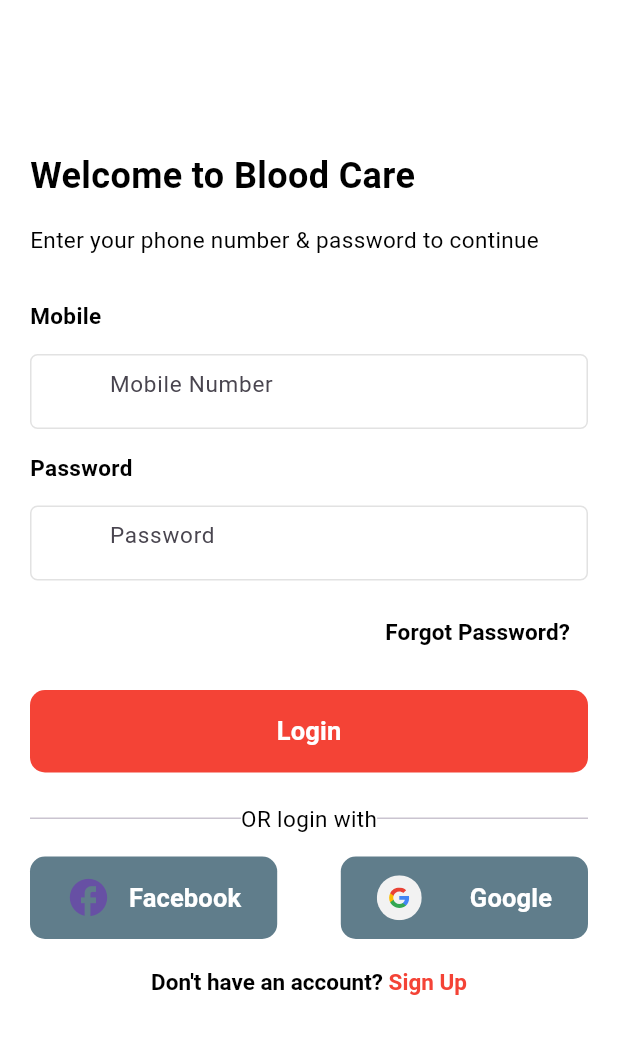
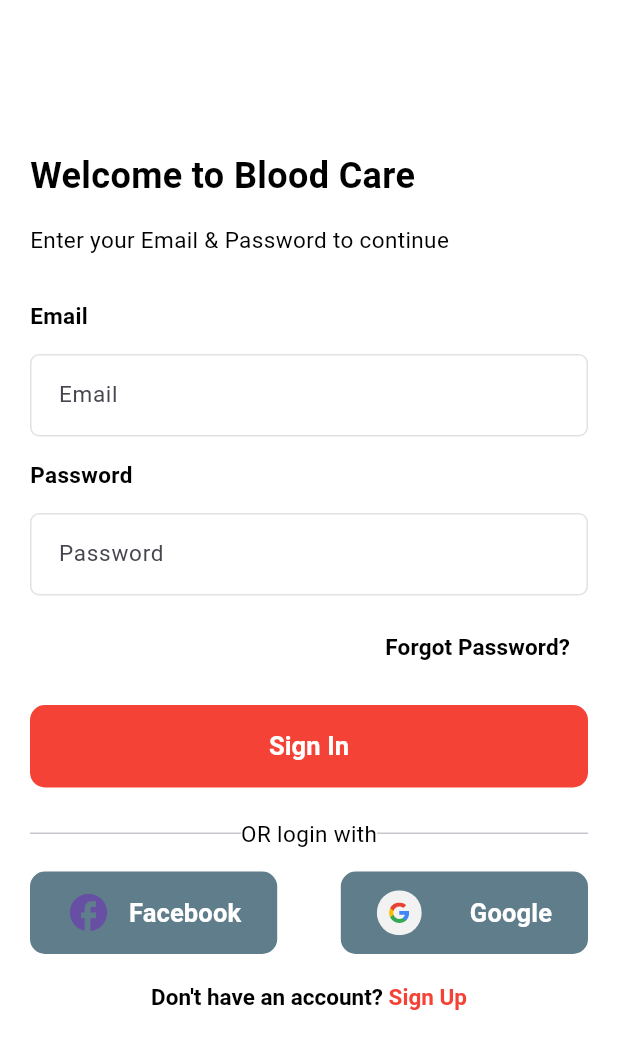
Before and after one commit to ShahidC0de/Blood-Donating-App, a Flutter app: the LoginScreen screen opened directly, on a phone screen of 412 x 824 dp. Shown: the top 1049 px of the screen. Run offline on Flutter 3.47's test engine with Material 3 defaults, Android fonts, the phone set to English and light mode, and no system bars; our stand-ins replace dotted_border, firebase_auth, firebase_core, flutter_dotenv, flutter_riverpod, flutter_svg and 1 more; accounts and stored records are empty; generated files the repository leaves out were written again; network calls fail.

Commit message:
user registration and login is done through firebase

```diff
--- /dev/null
+++ b/lib/features/auth/domain/models/auth_user_model.dart
@@ -0,0 +1,7 @@
+class AuthUser {
+  final String? uid;
+  final String email;
+  final bool isEmailVerified;
+
+  AuthUser({this.uid, required this.email, required this.isEmailVerified});
+}
--- a/lib/features/auth/presentation/screens/forgot_password.dart
+++ b/lib/features/auth/presentation/screens/forgot_password.dart
@@ -14,6 +14,8 @@ class ForgotPassword extends StatefulWidget {
 }
 
 class _ForgotPasswordState extends State<ForgotPassword> {
+  final TextEditingController emailController = TextEditingController();
+
   @override
   Widget build(BuildContext context) {
     return Scaffold(
@@ -33,7 +35,7 @@ class _ForgotPasswordState extends State<ForgotPassword> {
             Text('Mobile Number', style: AppPallete.subHeadingText),
             const SizedBox(height: 10),
 
-            Customfield(hintText: 'Mobile Number'),
+            Customfield(hintText: 'Mobile Number', controller: emailController),
             Spacer(),
             AuthButton(
               onpressed: () {
--- a/lib/features/auth/presentation/screens/login_screen.dart
+++ b/lib/features/auth/presentation/screens/login_screen.dart
@@ -1,18 +1,48 @@
+import 'package:blood_dontating_app/core/utils/snackbar.dart';
+import 'package:blood_dontating_app/features/auth/presentation/notifiers/auth_notifier.dart';
 import 'package:blood_dontating_app/features/auth/presentation/screens/forgot_password.dart';
 import 'package:blood_dontating_app/features/auth/presentation/screens/registration_screen.dart';
 import 'package:blood_dontating_app/features/auth/presentation/widgets/customfield.dart';
 import 'package:blood_dontating_app/features/auth/presentation/widgets/login_button.dart';
 import 'package:blood_dontating_app/features/auth/presentation/widgets/login_icon_button.dart';
+import 'package:blood_dontating_app/features/home/presentation/screens/home_screen.dart';
 import 'package:flutter/gestures.dart';
 import 'package:flutter/material.dart';
+import 'package:flutter_riverpod/flutter_riverpod.dart';
 
-class LoginScreen extends StatelessWidget {
+class LoginScreen extends ConsumerStatefulWidget {
   static route() =>
       MaterialPageRoute(builder: (context) => const LoginScreen());
   const LoginScreen({super.key});
 
   @override
+  ConsumerState<LoginScreen> createState() => _LoginScreenState();
+}
+
+class _LoginScreenState extends ConsumerState<LoginScreen> {
+  final TextEditingController emailController = TextEditingController();
+  final TextEditingController passwordController = TextEditingController();
+  @override
+  void dispose() {
+    emailController.dispose();
+    passwordController.dispose();
+    super.dispose();
+  }
+
+  @override
   Widget build(BuildContext context) {
+    final authState = ref.watch(authNotifierProvider);
+    ref.listen(authNotifierProvider, (prev, next) {
+      next.whenOrNull(
+        error: (error, _) {
+          AppSnackBar.showError(context, error.toString());
+        },
+        data: (user) {
+          Navigator.pushReplacement(context, HomeScreen.route());
+        },
+      );
+    });
+    final _formKey = GlobalKey<FormState>();
     return Scaffold(
       body: Padding(
         padding: const EdgeInsets.only(
@@ -21,6 +51,8 @@ class LoginScreen extends StatelessWidget {
           right: 20,
           bottom: 20,
         ),
+        child: Form(
+          key: _formKey,
           child: Column(
             mainAxisAlignment: MainAxisAlignment.start,
             crossAxisAlignment: CrossAxisAlignment.start,
@@ -36,12 +68,12 @@ class LoginScreen extends StatelessWidget {
               const SizedBox(height: 15),
 
               Text(
-              'Enter your phone number & password to continue',
+                'Enter your Email & Password to continue',
                 style: TextStyle(color: Colors.black, fontSize: 15),
               ),
               const SizedBox(height: 30),
               Text(
-              'Mobile',
+                'Email',
                 style: TextStyle(
                   color: Colors.black,
                   fontSize: 15,
@@ -49,7 +81,7 @@ class LoginScreen extends StatelessWidget {
                 ),
               ),
               const SizedBox(height: 15),
-            Customfield(hintText: 'Mobile Number'),
+              Customfield(hintText: 'Email', controller: emailController),
               const SizedBox(height: 15),
 
               Text(
@@ -61,7 +93,7 @@ class LoginScreen extends StatelessWidget {
                 ),
               ),
               const SizedBox(height: 15),
-            Customfield(hintText: 'Password'),
+              Customfield(hintText: 'Password', controller: passwordController),
 
               const SizedBox(height: 10),
 
@@ -83,7 +115,19 @@ class LoginScreen extends StatelessWidget {
               ),
               const SizedBox(height: 15),
 
-            AuthButton(onpressed: () {}, title: 'Login'),
+              AuthButton(
+                onpressed: () {
+                  if (_formKey.currentState!.validate()) {
+                    ref
+                        .read(authNotifierProvider.notifier)
+                        .loginUser(
+                          emailController.text.trim(),
+                          passwordController.text.trim(),
+                        );
+                  }
+                },
+                title: authState.isLoading ? "Signing In" : "Sign In",
+              ),
               const SizedBox(height: 20),
 
               Row(
@@ -143,6 +187,7 @@ class LoginScreen extends StatelessWidget {
             ],
           ),
         ),
+      ),
     );
   }
 }
--- a/lib/features/auth/presentation/widgets/customfield.dart
+++ b/lib/features/auth/presentation/widgets/customfield.dart
@@ -1,40 +1,56 @@
 import 'package:blood_dontating_app/core/theme/app_pallete.dart';
 import 'package:flutter/material.dart';
 
-// ignore: must_be_immutable
 class Customfield extends StatelessWidget {
-  IconData? icon;
-
-  int maxLines = 1;
   final String hintText;
   final TextEditingController? controller;
-  Customfield({
+  final IconData? icon;
+  final bool obscureText;
+  final String? Function(String?)? validator;
+
+  const Customfield({
     super.key,
     required this.hintText,
     this.controller,
-    this.maxLines = 1,
     this.icon,
+    this.obscureText = false,
+    this.validator,
   });
 
   @override
   Widget build(BuildContext context) {
-    return Container(
-      // padding: const EdgeInsets.only(left: 15, right: 10, top: 2, bottom: 2),
-      decoration: BoxDecoration(
-        border: Border.all(
-          color: AppPallete.borderColor.withValues(alpha: 0.3),
-          width: 1,
+    return TextFormField(
+      controller: controller,
+      obscureText: obscureText,
+      validator: validator,
+      style: TextStyle(color: AppPallete.fieldTextColor, fontSize: 15),
+      decoration: InputDecoration(
+        prefixIcon: icon != null
+            ? Icon(icon, color: AppPallete.borderColor)
+            : null,
+        hintText: hintText,
+        errorStyle: const TextStyle(color: Colors.red, fontSize: 12),
+        contentPadding: const EdgeInsets.symmetric(
+          horizontal: 15,
+          vertical: 16,
         ),
-        borderRadius: BorderRadius.circular(5),
-      ),
-      child: TextField(
-        maxLines: maxLines,
-        style: TextStyle(color: AppPallete.fieldTextColor, fontSize: 15),
-        controller: controller,
-        decoration: InputDecoration(
-          prefixIcon: Icon(icon, size: 40, color: AppPallete.borderColor),
-          border: InputBorder.none,
-          hintText: hintText,
+        enabledBorder: OutlineInputBorder(
+          borderRadius: BorderRadius.circular(6),
+          borderSide: BorderSide(
+            color: AppPallete.borderColor.withOpacity(0.3),
+          ),
+        ),
+        focusedBorder: OutlineInputBorder(
+          borderRadius: BorderRadius.circular(6),
+          borderSide: BorderSide(color: AppPallete.buttonColor, width: 1.5),
+        ),
+        errorBorder: OutlineInputBorder(
+          borderRadius: BorderRadius.circular(6),
+          borderSide: const BorderSide(color: Colors.red),
+        ),
+        focusedErrorBorder: OutlineInputBorder(
+          borderRadius: BorderRadius.circular(6),
+          borderSide: const BorderSide(color: Colors.red, width: 1.5),
         ),
       ),
     );
--- a/lib/features/profile/presentation/screens/profile_setup.dart
+++ b/lib/features/profile/presentation/screens/profile_setup.dart
@@ -363,7 +363,7 @@ class _ProfileSetup2State extends State<ProfileSetup2> {
                 fontWeight: FontWeight.bold,
               ),
             ),
-            Customfield(hintText: 'Type about yourself', maxLines: 4),
+            Customfield(hintText: 'Type about yourself'),
             Spacer(),
             AuthButton(
               onpressed: () {
```
Also changed, not shown: lib/core/utils/snackbar.dart (added, +15 -0 lines), lib/features/auth/data/auth_repository.dart (+30 -4 lines), lib/features/auth/presentation/notifiers/auth_notifier.dart (added, +45 -0 lines), lib/features/auth/presentation/screens/registration_screen.dart (+68 -21 lines), lib/features/auth/presentation/screens/splash_screen.dart (+3 -4 lines), lib/features/auth/providers/authentication_provider.dart (added, +10 -0 lines), lib/features/create_post/presentation/screens/create_post_screen.dart (+7 -5 lines), lib/features/auth/domain/auth_model.dart (deleted), lib/features/auth/providers/phone_auth_provider.dart (deleted), 1 other file. Lines whose indentation alone changed are shown as unchanged.
